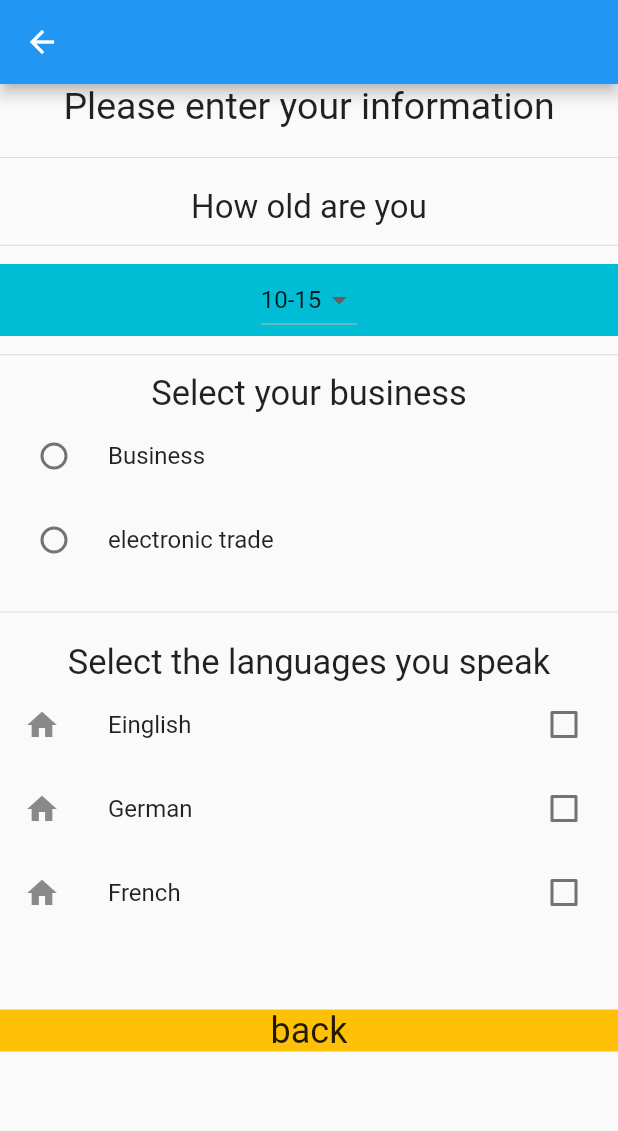
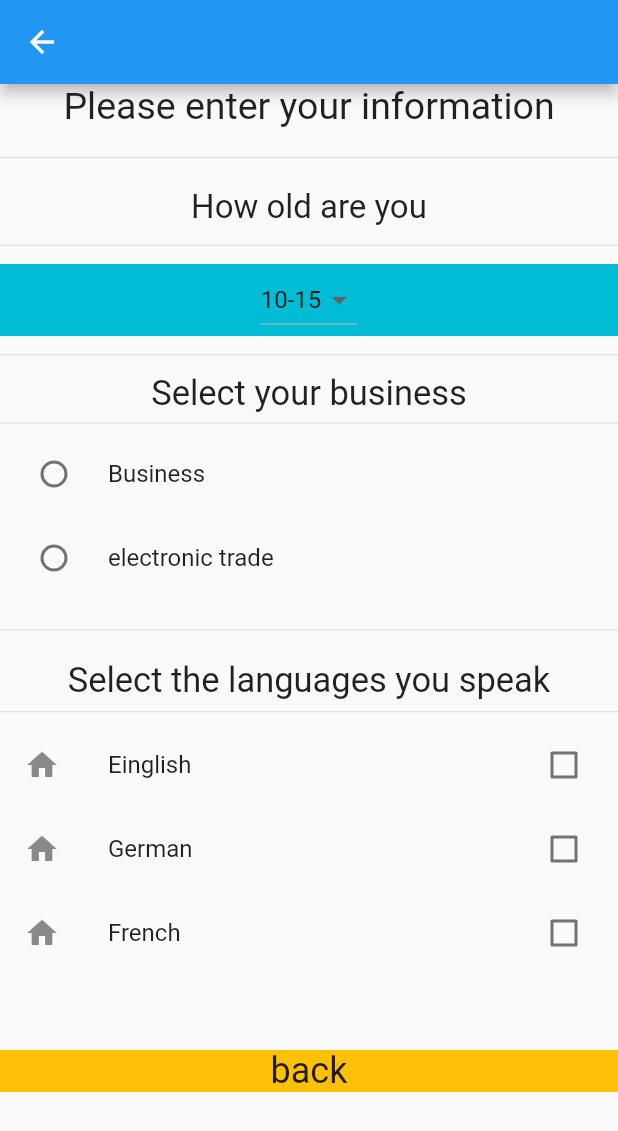
Before and after one commit to Moawiah999/lab-number-seven, a Flutter app: the Mysecondsecreen screen opened directly, on a phone screen of 412 x 824 dp. Shown: the top 1131 px of the screen. Run offline on Flutter 3.47's test engine with Material 2 defaults, Android fonts, the phone set to English and light mode, and no system bars.

Commit message:
lab seven

```diff
--- a/lib/screens/secondscreen.dart
+++ b/lib/screens/secondscreen.dart
@@ -73,6 +73,9 @@ class _MysecondsecreenState extends State<Mysecondsecreen> {
                 ),
               ),
             ),
+            Divider(
+              height: 12,
+            ),
             RadioListTile(
               title: Text("Business"),
               value: "Business",
@@ -103,6 +106,9 @@ class _MysecondsecreenState extends State<Mysecondsecreen> {
                   style: TextStyle(fontSize: 23),
                 ),
               ),
+            ),
+            Divider(
+              height: 15,
             ),
             CheckboxListTile(
               secondary: Icon(Icons.home),
```
